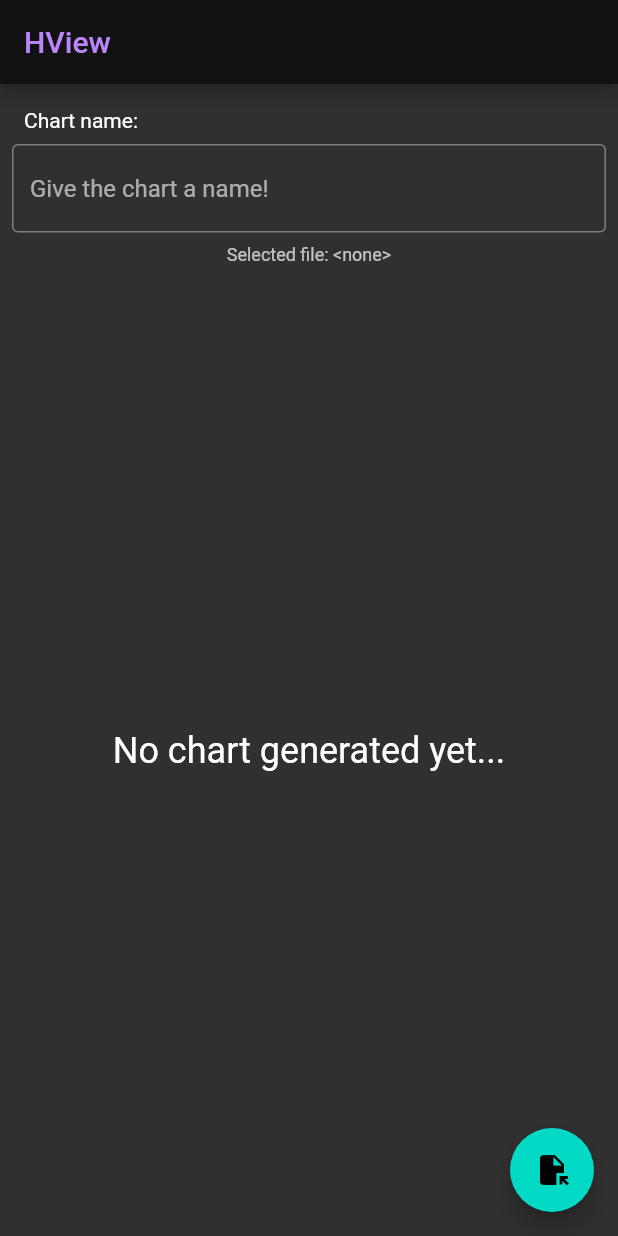
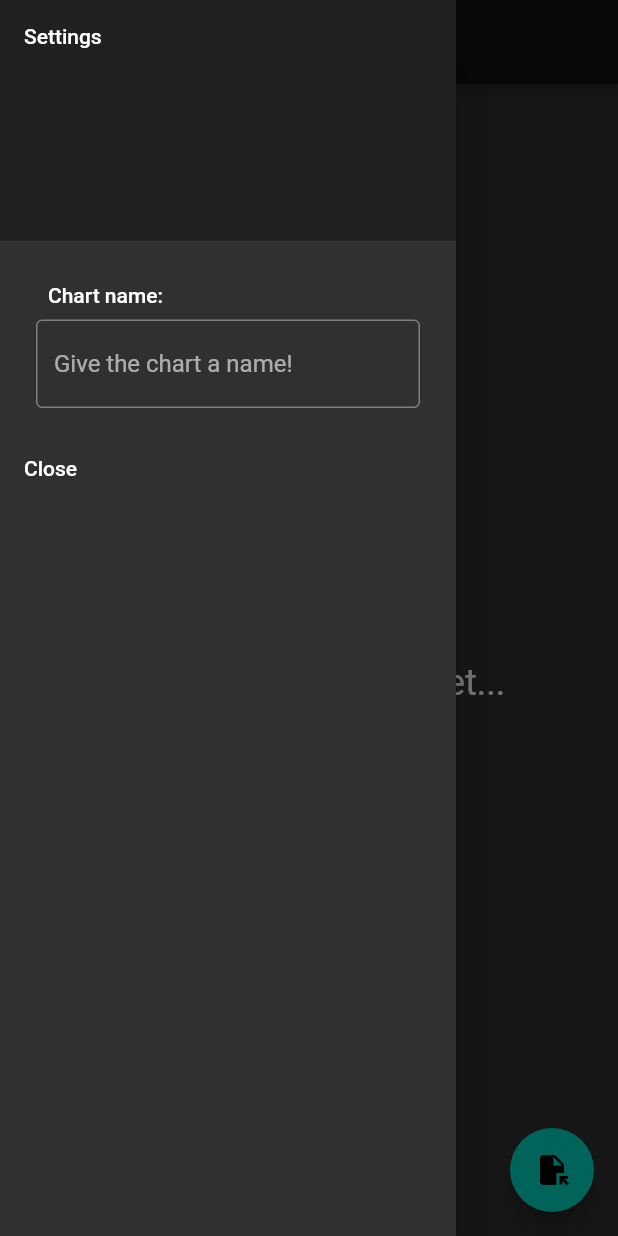
Before and after one commit to renatoathaydes/h_view, a Flutter app: the screen it shows after launch, with the side drawer open (before the commit the screen has no drawer), on a phone screen of 412 x 824 dp. Run offline on Flutter 3.47's test engine with Material 2 defaults, Android fonts, the phone set to English and light mode, and no system bars; our stand-ins replace file, file_picker, syncfusion_flutter_charts.

Commit message:
Moved settings into UI drawer.

```diff
--- a/lib/main.dart
+++ b/lib/main.dart
@@ -1,9 +1,11 @@
 import 'package:file/local.dart';
 import 'package:file_picker/file_picker.dart';
 import 'package:flutter/material.dart';
-import 'package:h_view/src/histogram_parser.dart';
+
 import 'src/data.dart';
+import 'src/histogram_parser.dart';
 import 'src/ui/chart.dart';
+import 'src/ui/drawer.dart';
 import 'src/ui/helper_widgets.dart' as w;
 
 void main() {
@@ -43,7 +45,10 @@ class _MyHomePageState extends State<MyHomePage> {
   Histogram? _histogram;
 
   void _setChartName(String? name) {
-    setState(() => _chartName = name);
+    setState(() {
+      _chartName = name;
+      _histogram = _histogram?.copy(title: name);
+    });
   }
 
   void _picker() async {
@@ -80,12 +85,13 @@ class _MyHomePageState extends State<MyHomePage> {
         foregroundColor: Theme.of(context).colorScheme.primary,
         title: Text(widget.title),
       ),
+      drawer: drawer(
+          context, () => w.pad(w.selectFileForm(_chartName, _setChartName))),
       body: Center(
         child: Column(
           mainAxisAlignment: MainAxisAlignment.start,
           children: <Widget>[
-            w.pad(w.selectFileForm(_chartName, _setChartName)),
-            w.selectedFile(context, _currentFile, _loadState),
+            w.pad(w.selectedFile(context, _currentFile, _loadState)),
             Expanded(child: chartWidget(context, _histogram, _errorLoading)),
           ],
         ),
--- a/lib/src/histogram_parser.dart
+++ b/lib/src/histogram_parser.dart
@@ -49,6 +49,10 @@ class Histogram {
   final List<HistogramSeries> series;
 
   const Histogram(this.title, this.series);
+
+  Histogram copy({String? title, List<HistogramSeries>? series}) {
+    return Histogram(title ?? this.title, series ?? this.series);
+  }
 }
 
 class HistogramData {
--- /dev/null
+++ b/lib/src/ui/drawer.dart
@@ -0,0 +1,25 @@
+import 'package:flutter/material.dart';
+
+Widget drawer(BuildContext context, Widget Function() buildItem) {
+  return Drawer(
+    child: ListView(
+      padding: EdgeInsets.zero,
+      children: [
+        DrawerHeader(
+          decoration: BoxDecoration(
+            color: Theme.of(context).primaryColor,
+          ),
+          child: const Text('Settings'),
+        ),
+        ListTile(
+          title: buildItem(),
+          onTap: () => Navigator.pop(context),
+        ),
+        ListTile(
+          title: const Text('Close'),
+          onTap: () => Navigator.pop(context),
+        ),
+      ],
+    ),
+  );
+}
```
